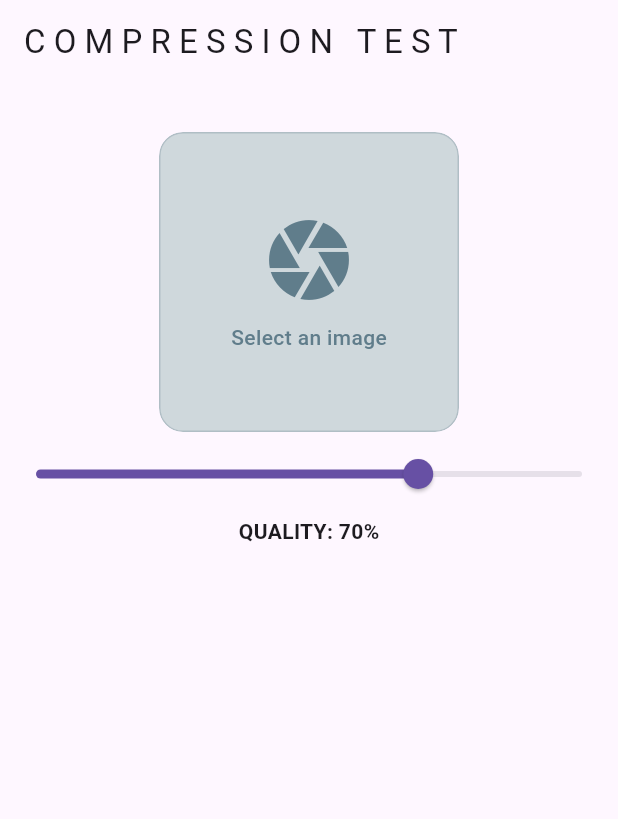
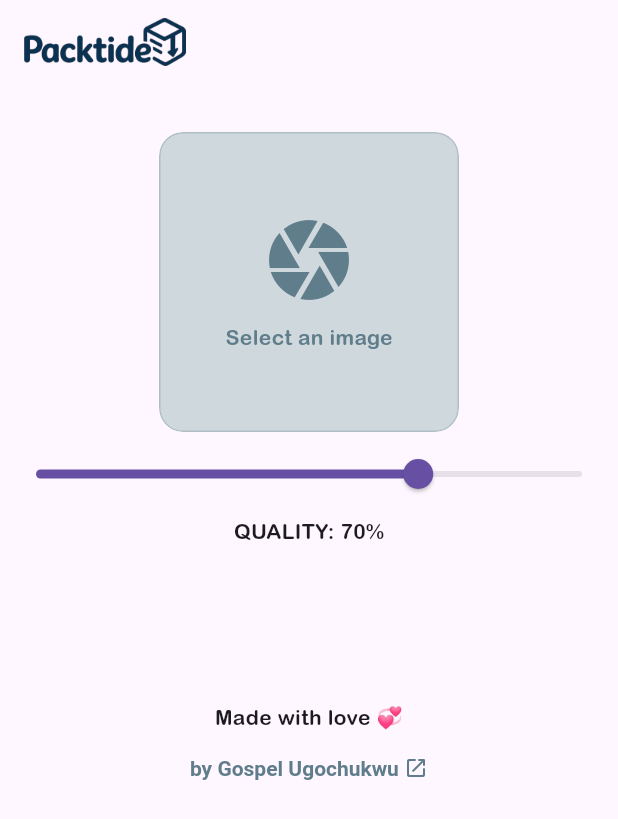
Before and after one commit to Gospel011/compression-test, a Flutter app: the screen it shows after launch, on a phone screen of 412 x 824 dp. Shown: the top 819 px of the screen. Run offline on Flutter 3.47's test engine with Material 3 defaults, Android fonts, the phone set to English and light mode, and no system bars; our stand-ins replace flutter_image_compress, image_picker, open_filex, permission_handler, share_plus; missing offline and left inert: media_store_plus.

Commit message:
Added app icon, Changed app name and added link to my github

```diff
--- a/lib/home.dart
+++ b/lib/home.dart
@@ -11,6 +11,7 @@ import 'package:media_store_plus/media_store_plus.dart';
 import 'package:open_filex/open_filex.dart';
 import 'package:path_provider/path_provider.dart';
 import 'package:share_plus/share_plus.dart';
+import 'package:url_launcher/url_launcher.dart';
 
 class Home extends StatefulWidget {
   const Home({super.key});
@@ -31,7 +32,10 @@ class _HomeState extends State<Home> with ImageMixin {
   @override
   Widget build(BuildContext context) {
     return Scaffold(
-      appBar: AppBar(title: Text("C O M P R E S S I O N   T E S T")),
+      appBar: AppBar(
+        title: Image.asset('assets/images/packtide_logo.png', height: 32),
+        // centerTitle: false,
+      ),
       body: SingleChildScrollView(
         child: Column(
           mainAxisAlignment: MainAxisAlignment.center,
@@ -267,10 +271,43 @@ class _HomeState extends State<Home> with ImageMixin {
                 ],
               ),
 
-            SizedBox(height: 24),
+            SizedBox(height: 72),
+
+            Text("Made with love 💞", textAlign: TextAlign.center, style: TextStyle(fontWeight: FontWeight.w500),),
+            RichText(
+              textAlign: TextAlign.center,
+              text: TextSpan(
+                text: 'by Gospel Ugochukwu ',
+                children: [
+                  WidgetSpan(
+                    alignment: PlaceholderAlignment.middle,
+                    child: Icon(
+                      Icons.open_in_new_rounded,
+                      size: 16,
+                      color: Colors.blueGrey,
+                    ),
+                  ),
+                ],
+
+                style: TextStyle(
+                  color: Colors.blueGrey,
+                  fontWeight: FontWeight.bold,
+                  // decoration: TextDecoration.underline
+                ),
+              ),
+            ),
+
+            SizedBox(height: 64),
           ],
         ),
       ),
+    );
+  }
+
+  void launchSocialProfile() {
+    launchUrl(
+      Uri.parse('https://linkedin.com/in/ugochukwu-gospel/'),
+      mode: LaunchMode.externalApplication,
     );
   }
 
@@ -290,7 +327,10 @@ class _HomeState extends State<Home> with ImageMixin {
             children: [
               TextSpan(
                 text: "Size: ",
-                style: TextStyle(fontWeight: FontWeight.bold),
+                style: TextStyle(
+                  fontWeight: FontWeight.bold,
+                  color: Colors.blueGrey,
+                ),
                 children: [
                   TextSpan(
                     text: formatFileSize(details['size']),
--- a/lib/main.dart
+++ b/lib/main.dart
@@ -33,8 +33,14 @@ class MyApp extends StatelessWidget {
   @override
   Widget build(BuildContext context) {
     return MaterialApp(
-      title: 'Material App',
+      title: 'Packtide',
       debugShowCheckedModeBanner: false,
+      themeMode: ThemeMode.light,
+      theme: ThemeData(
+        textTheme: TextTheme(
+          bodyMedium: TextStyle(fontFamily: "Arial_Rounded", fontWeight: FontWeight.normal),
+        ),
+      ),
       home: Home(),
     );
   }
```
Also changed, not shown: flutter_launcher_icons.yaml (+11 -11 lines), pubspec.yaml (+6 -6 lines), assets/fonts/Arial_Rounded.ttf (added), assets/icons/icon.png (added), assets/images/packtide_logo.png (added), assets/svg/packtide_logo.svg (added), 41 other files.
